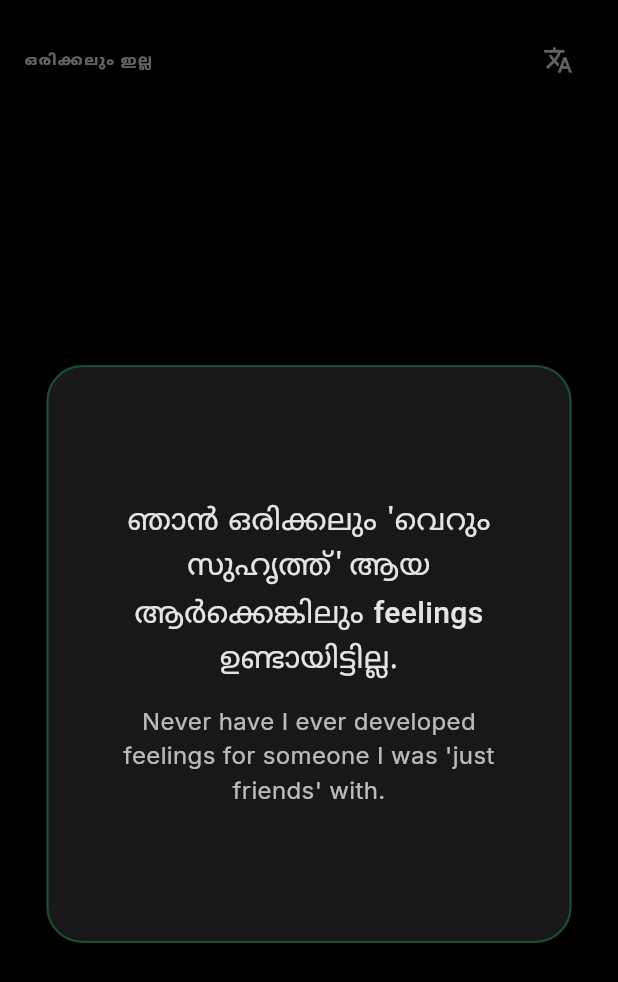
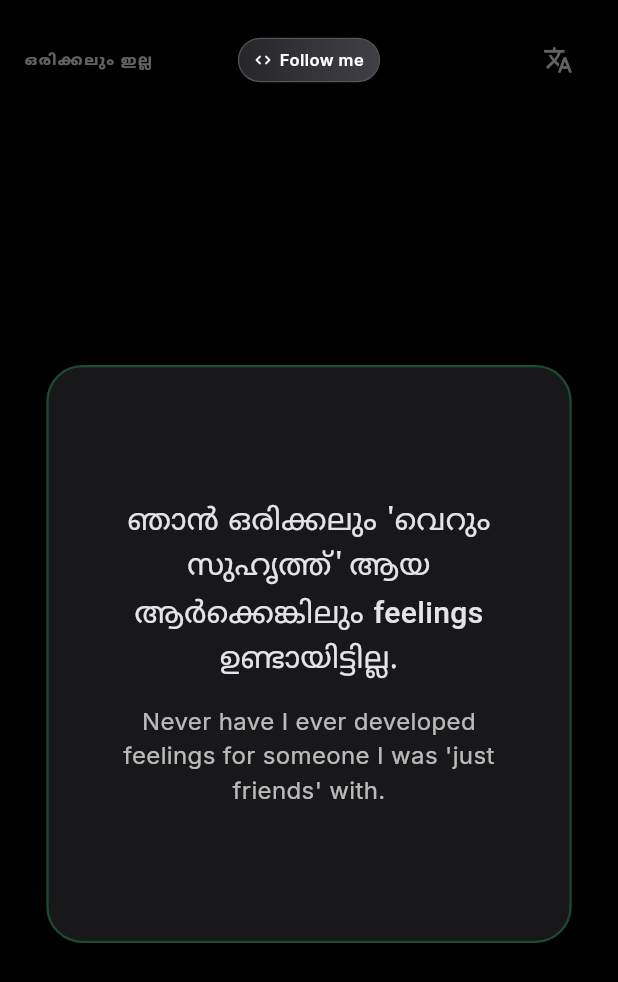
Before and after one commit to shad-ct/deep-peep, a Flutter app: the NeverHaveIEverScreen screen opened directly, after a tap on the "translate" icon, on a phone screen of 412 x 824 dp. Shown: the top 982 px of the screen. Run offline on Flutter 3.47's test engine with Material 3 defaults, Android fonts, the phone set to English and light mode, and no system bars; drawn by our look-alikes of flutter_animate; our stand-ins replace flutter_riverpod, gap, riverpod_annotation, share_plus, shared_preferences; accounts and stored records are empty; generated files the repository leaves out were written again.

Commit message:
feat: center Follow me button on all screens, auto-reset Truth or Dare on exhaustion

```diff
--- a/lib/screens/never_have_i_ever_screen.dart
+++ b/lib/screens/never_have_i_ever_screen.dart
@@ -5,6 +5,7 @@ import 'package:gap/gap.dart';
 import '../providers/mini_games_provider.dart';
 import '../providers/language_provider.dart';
 import '../models/game_item.dart';
+import '../widgets/follow_me_button.dart';
 
 class NeverHaveIEverScreen extends ConsumerStatefulWidget {
   const NeverHaveIEverScreen({super.key});
@@ -50,10 +51,13 @@ class _NeverHaveIEverScreenState extends ConsumerState<NeverHaveIEverScreen> {
           children: [
             Padding(
               padding: const EdgeInsets.symmetric(horizontal: 16, vertical: 16),
-              child: Row(
-                mainAxisAlignment: MainAxisAlignment.spaceBetween,
+              child: Stack(
+                alignment: Alignment.center,
                 children: [
-                  Text(
+                  // Left: screen title
+                  Align(
+                    alignment: Alignment.centerLeft,
+                    child: Text(
                       isMl ? 'ഒരിക്കലും ഇല്ല' : 'NEVER HAVE I EVER',
                       style: const TextStyle(
                         letterSpacing: 1,
@@ -62,11 +66,17 @@ class _NeverHaveIEverScreenState extends ConsumerState<NeverHaveIEverScreen> {
                         fontSize: 11,
                       ),
                     ),
-                  // Translate toggle button
-                  IconButton(
+                  ),
+                  // Center: Follow me button
+                  const Center(child: FollowMeButton()),
+                  // Right: translate icon
+                  Align(
+                    alignment: Alignment.centerRight,
+                    child: IconButton(
                       icon: const Icon(Icons.translate, color: Colors.white38, size: 20),
                       onPressed: () => ref.read(languageProvider.notifier).toggle(),
                       tooltip: isMl ? 'English' : 'മലയാളം',
+                    ),
                   ),
                 ],
               ),
--- a/lib/screens/start_screen.dart
+++ b/lib/screens/start_screen.dart
@@ -2,10 +2,10 @@ import 'package:flutter/material.dart';
 import 'package:flutter_riverpod/flutter_riverpod.dart';
 import 'package:flutter_animate/flutter_animate.dart';
 import 'package:gap/gap.dart';
-import 'package:url_launcher/url_launcher.dart';
 import '../models/question.dart';
 import '../providers/game_provider.dart';
 import '../providers/language_provider.dart';
+import '../widgets/follow_me_button.dart';
 import 'game_screen.dart';
 import 'favorites_screen.dart';
 
@@ -21,25 +21,29 @@ class StartScreen extends ConsumerWidget {
           padding: const EdgeInsets.symmetric(horizontal: 20.0, vertical: 12.0),
           child: Column(
             children: [
-              Row(
-                mainAxisAlignment: MainAxisAlignment.spaceBetween,
+              Stack(
+                alignment: Alignment.center,
                 children: [
-                  Image.asset(
+                  // Left: logo
+                  Align(
+                    alignment: Alignment.centerLeft,
+                    child: Image.asset(
                       'lib/assets/deep.png',
                       height: 40,
                     ),
-                  Row(
-                    crossAxisAlignment: CrossAxisAlignment.center,
+                  ),
+                  // Center: Follow me button
+                  const Center(child: FollowMeButton()),
+                  // Right: icons
+                  Align(
+                    alignment: Alignment.centerRight,
+                    child: Row(
+                      mainAxisSize: MainAxisSize.min,
                       children: [
-                      const _FollowMeButton(),
-                      TextButton(
-                        onPressed: () {
-                          ref.read(languageProvider.notifier).toggle();
-                        },
-                        child: Text(
-                          language == AppLanguage.malayalam ? 'English' : 'മലയാളം',
-                          style: const TextStyle(color: Colors.white70),
-                        ),
+                        IconButton(
+                          icon: const Icon(Icons.translate, color: Colors.white70, size: 20),
+                          onPressed: () => ref.read(languageProvider.notifier).toggle(),
+                          tooltip: language == AppLanguage.malayalam ? 'English' : 'മലയാളം',
                         ),
                         IconButton(
                           icon: const Icon(Icons.favorite, color: Colors.white70),
@@ -52,6 +56,7 @@ class StartScreen extends ConsumerWidget {
                           },
                         ),
                       ],
+                    ),
                   ),
                 ],
               ),
@@ -155,78 +160,3 @@ class _CategoryButton extends StatelessWidget {
     ).animate().fadeIn().slideX(begin: 0.1, end: 0);
   }
 }
-
-class _FollowMeButton extends StatefulWidget {
-  const _FollowMeButton();
-
-  @override
-  State<_FollowMeButton> createState() => _FollowMeButtonState();
-}
-
-class _FollowMeButtonState extends State<_FollowMeButton>
-    with SingleTickerProviderStateMixin {
-  bool _pressed = false;
-
-  Future<void> _launch() async {
-    final uri = Uri.parse('https://github.com/shad-ct');
-    try {
-      await launchUrl(uri, mode: LaunchMode.externalApplication);
-    } catch (_) {
-      // fallback: try platform default
-      await launchUrl(uri);
-    }
-  }
-
-  @override
-  Widget build(BuildContext context) {
-    return GestureDetector(
-      onTapDown: (_) => setState(() => _pressed = true),
-      onTapUp: (_) {
-        setState(() => _pressed = false);
-        _launch();
-      },
-      onTapCancel: () => setState(() => _pressed = false),
-      child: AnimatedScale(
-        scale: _pressed ? 0.92 : 1.0,
-        duration: const Duration(milliseconds: 120),
-        child: Container(
-          padding: const EdgeInsets.symmetric(horizontal: 10, vertical: 6),
-          decoration: BoxDecoration(
-            gradient: LinearGradient(
-              colors: [
-                const Color(0xFF27272A),
-                const Color(0xFF3F3F46),
-              ],
-            ),
-            border: Border.all(color: const Color(0xFF52525B), width: 0.8),
-            borderRadius: BorderRadius.circular(20),
-          ),
-          child: Row(
-            mainAxisSize: MainAxisSize.min,
-            crossAxisAlignment: CrossAxisAlignment.center,
-            children: const [
-              Icon(Icons.code_rounded, color: Colors.white, size: 12),
-              SizedBox(width: 5),
-              Text(
-                'Follow me',
-                style: TextStyle(
-                  color: Colors.white,
-                  fontSize: 11,
-                  fontWeight: FontWeight.w600,
-                  fontFamily: 'Inter',
-                  letterSpacing: 0.3,
-                ),
-              ),
-            ],
-          ),
-        )
-            .animate(onPlay: (controller) => controller.repeat())
-            .shimmer(
-              delay: const Duration(seconds: 2),
-              duration: const Duration(milliseconds: 1200),
-              color: Colors.white.withOpacity(0.15),
-            ),
-      ),
-    );
-  }
-}
--- a/lib/screens/this_or_that_screen.dart
+++ b/lib/screens/this_or_that_screen.dart
@@ -5,6 +5,7 @@ import 'package:gap/gap.dart';
 import '../providers/mini_games_provider.dart';
 import '../providers/language_provider.dart';
 import '../models/game_item.dart';
+import '../widgets/follow_me_button.dart';
 
 class ThisOrThatScreen extends ConsumerStatefulWidget {
   const ThisOrThatScreen({super.key});
@@ -49,10 +50,13 @@ class _ThisOrThatScreenState extends ConsumerState<ThisOrThatScreen> {
           children: [
             Padding(
               padding: const EdgeInsets.symmetric(horizontal: 16, vertical: 16),
-              child: Row(
-                mainAxisAlignment: MainAxisAlignment.spaceBetween,
+              child: Stack(
+                alignment: Alignment.center,
                 children: [
-                  Text(
+                  // Left: screen title
+                  Align(
+                    alignment: Alignment.centerLeft,
+                    child: Text(
                       isMl ? 'ഇതോ അതോ' : 'THIS OR THAT',
                       style: const TextStyle(
                         letterSpacing: 1,
@@ -61,10 +65,17 @@ class _ThisOrThatScreenState extends ConsumerState<ThisOrThatScreen> {
                         fontSize: 11,
                       ),
                     ),
-                  IconButton(
+                  ),
+                  // Center: Follow me button
+                  const Center(child: FollowMeButton()),
+                  // Right: translate icon
+                  Align(
+                    alignment: Alignment.centerRight,
+                    child: IconButton(
                       icon: const Icon(Icons.translate, color: Colors.white38, size: 20),
                       onPressed: () => ref.read(languageProvider.notifier).toggle(),
                       tooltip: isMl ? 'English' : 'മലയാളം',
+                    ),
                   ),
                 ],
               ),
--- /dev/null
+++ b/lib/widgets/follow_me_button.dart
@@ -0,0 +1,73 @@
+import 'package:flutter/material.dart';
+import 'package:flutter_animate/flutter_animate.dart';
+import 'package:url_launcher/url_launcher.dart';
+
+class FollowMeButton extends StatefulWidget {
+  const FollowMeButton({super.key});
+
+  @override
+  State<FollowMeButton> createState() => _FollowMeButtonState();
+}
+
+class _FollowMeButtonState extends State<FollowMeButton> {
+  bool _pressed = false;
+
+  Future<void> _launch() async {
+    final uri = Uri.parse('https://github.com/shad-ct');
+    try {
+      await launchUrl(uri, mode: LaunchMode.externalApplication);
+    } catch (_) {
+      await launchUrl(uri);
+    }
+  }
+
+  @override
+  Widget build(BuildContext context) {
+    return GestureDetector(
+      onTapDown: (_) => setState(() => _pressed = true),
+      onTapUp: (_) {
+        setState(() => _pressed = false);
+        _launch();
+      },
+      onTapCancel: () => setState(() => _pressed = false),
+      child: AnimatedScale(
+        scale: _pressed ? 0.92 : 1.0,
+        duration: const Duration(milliseconds: 120),
+        child: Container(
+          padding: const EdgeInsets.symmetric(horizontal: 10, vertical: 6),
+          decoration: BoxDecoration(
+            gradient: const LinearGradient(
+              colors: [Color(0xFF27272A), Color(0xFF3F3F46)],
+            ),
+            border: Border.all(color: const Color(0xFF52525B), width: 0.8),
+            borderRadius: BorderRadius.circular(20),
+          ),
+          child: Row(
+            mainAxisSize: MainAxisSize.min,
+            crossAxisAlignment: CrossAxisAlignment.center,
+            children: const [
+              Icon(Icons.code_rounded, color: Colors.white, size: 12),
+              SizedBox(width: 5),
+              Text(
+                'Follow me',
+                style: TextStyle(
+                  color: Colors.white,
+                  fontSize: 11,
+                  fontWeight: FontWeight.w600,
+                  fontFamily: 'Inter',
+                  letterSpacing: 0.3,
+                ),
+              ),
+            ],
+          ),
+        )
+            .animate(onPlay: (controller) => controller.repeat())
+            .shimmer(
+              delay: const Duration(seconds: 2),
+              duration: const Duration(milliseconds: 1200),
+              color: Colors.white.withOpacity(0.15),
+            ),
+      ),
+    );
+  }
+}
```
Also changed, not shown: lib/screens/truth_or_dare_screen.dart (+23 -7 lines), 1 other file. Lines whose indentation alone changed are shown as unchanged.
